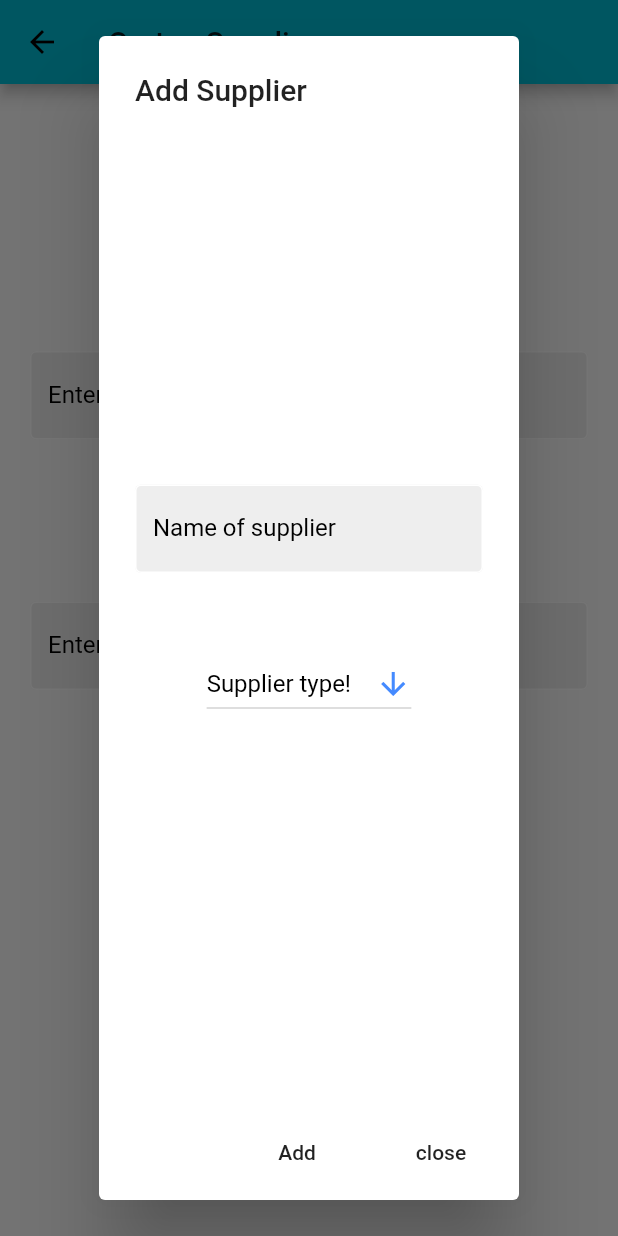
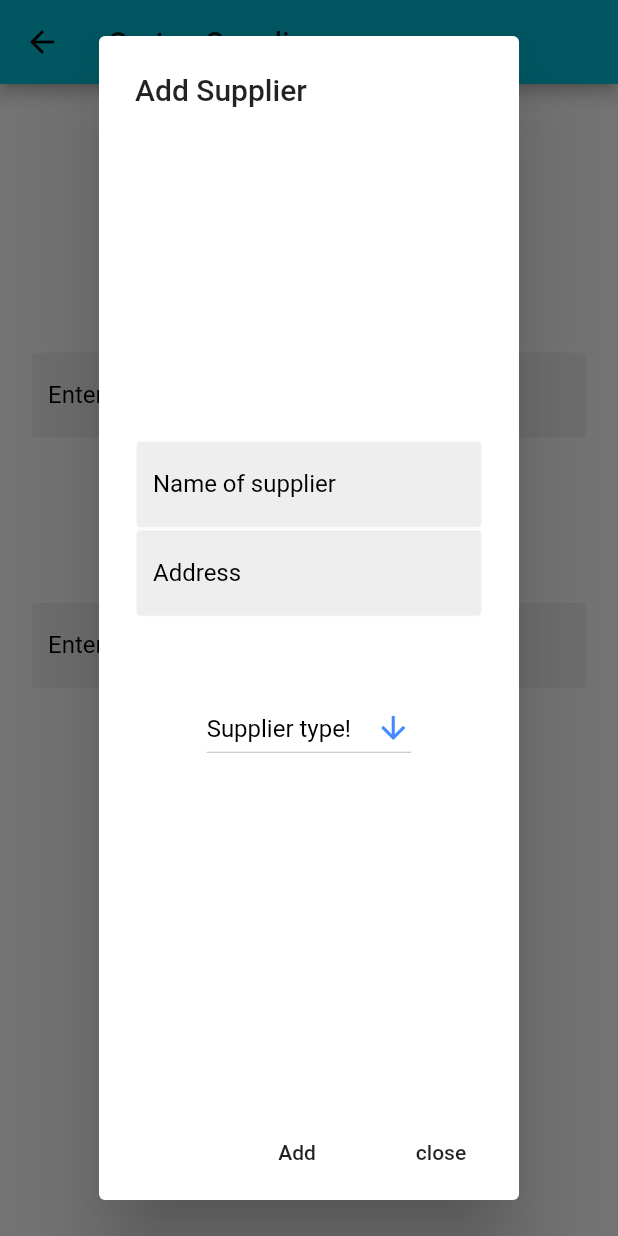
Before and after one commit to sambitraze/AARVI_TEXTILES, a Flutter app: the CartonSup screen opened by its route, after a tap on "Add Supplier", on a phone screen of 412 x 824 dp. Run offline on Flutter 3.47's test engine with Material 2 defaults, Android fonts, the phone set to English and light mode, and no system bars; our stand-ins replace cloud_firestore, datetime_picker_formfield, file_picker, firebase_auth, firebase_storage, flutter_datetime_picker and 1 more; missing offline and left inert: custom_splash; accounts and stored records are empty.

Commit message:
added address

```diff
--- a/lib/Screens/MerchandisingMang/SuppliersMangement/CartonSup.dart
+++ b/lib/Screens/MerchandisingMang/SuppliersMangement/CartonSup.dart
@@ -46,6 +46,7 @@ class _CartonSupState extends State<CartonSup> {
   final nonNominatedSupplierController = TextEditingController();
   String nominatedMessage = '';
   String nonNominatedMessage = '';
+  final addressController = TextEditingController();
 
   @override
   Widget build(BuildContext context) {
@@ -138,6 +139,11 @@ class _CartonSupState extends State<CartonSup> {
                                     print("$supplierName");
                                   },
                                 ),
+                                TextField(
+                                  controller: addressController,
+                                  decoration: TextFieldDec.inputDec('Address'),
+
+                                ),
                                 SizedBox(
                                   height: 50,
                                 ),
@@ -158,7 +164,8 @@ class _CartonSupState extends State<CartonSup> {
                                       'nominated': supplierType == 'Nominated'
                                           ? true
                                           : false,
-                                      'type': "Carton"
+                                      'type': "Carton",
+                                      'address': addressController.value.text
                                     });
                                   },
                                   child: Text('Add'),
--- a/lib/Screens/MerchandisingMang/SuppliersMangement/FabricSup.dart
+++ b/lib/Screens/MerchandisingMang/SuppliersMangement/FabricSup.dart
@@ -47,6 +47,7 @@ class _FabricSupState extends State<FabricSup> {
   final nonNominatedSupplierController = TextEditingController();
   String nominatedMessage = '';
   String nonNominatedMessage = '';
+  final addressController = TextEditingController();
 
   @override
   Widget build(BuildContext context) {
@@ -137,6 +138,10 @@ class _FabricSupState extends State<FabricSup> {
                                     print("$supplierName");
                                   },
                                 ),
+                                TextField(
+                                  controller: addressController,
+                                  decoration: TextFieldDec.inputDec("Address"),
+                                ),
                                 SizedBox(
                                   height: 50,
                                 ),
@@ -156,7 +161,8 @@ class _FabricSupState extends State<FabricSup> {
                                       'nominated': supplierType == 'Nominated'
                                           ? true
                                           : false,
-                                      'type':"Fabric"
+                                      'type':"Fabric",
+                                      'address':addressController.value.text
                                     });
                                   },
                                   child: Text('Add'),
--- a/lib/Screens/MerchandisingMang/SuppliersMangement/LabelTagSup.dart
+++ b/lib/Screens/MerchandisingMang/SuppliersMangement/LabelTagSup.dart
@@ -47,6 +47,7 @@ class _LabelTagSupState extends State<LabelTagSup> {
   final nonNominatedSupplierController = TextEditingController();
   String nominatedMessage = '';
   String nonNominatedMessage = '';
+  final addressController = TextEditingController();
 
   @override
   Widget build(BuildContext context) {
@@ -138,6 +139,7 @@ class _LabelTagSupState extends State<LabelTagSup> {
                                   print("$supplierName");
                                 },
                               ),
+                              TextField(controller: addressController,decoration: TextFieldDec.inputDec('Address'),),
                               SizedBox(
                                 height: 50,
                               ),
@@ -157,7 +159,8 @@ class _LabelTagSupState extends State<LabelTagSup> {
                                     'nominated': supplierType == 'Nominated'
                                         ? true
                                         : false,
-                                    'type':"Label"
+                                    'type':"Label",
+                                    'address':addressController.value.text
                                   });
                                 },
                                 child: Text('Add'),
--- a/lib/Screens/MerchandisingMang/SuppliersMangement/PolybagSup.dart
+++ b/lib/Screens/MerchandisingMang/SuppliersMangement/PolybagSup.dart
@@ -46,6 +46,8 @@ class _PolybagSupState extends State<PolybagSup> {
   final nonNominatedSupplierController = TextEditingController();
   String nominatedMessage = '';
   String nonNominatedMessage = '';
+  final addressController = TextEditingController();
+
   @override
   Widget build(BuildContext context) {
     return Scaffold(
@@ -130,6 +132,7 @@ class _PolybagSupState extends State<PolybagSup> {
                                         print("$supplierName");
                                       },
                                     ),
+                                    TextField(controller: addressController,decoration: TextFieldDec.inputDec("Address"),),
                                     SizedBox(height: 50,),
                                     _hintDown(),
                                   ],
@@ -148,7 +151,8 @@ class _PolybagSupState extends State<PolybagSup> {
                                           'nominated': supplierType == 'Nominated'
                                               ? true
                                               : false,
-                                          'type':"Polybag"
+                                          'type':"Polybag",
+                                          'address':addressController.value.text
                                         });
                                       },
                                       child: Text('Add'),
--- a/lib/Screens/MerchandisingMang/SuppliersMangement/TrimSup.dart
+++ b/lib/Screens/MerchandisingMang/SuppliersMangement/TrimSup.dart
@@ -46,6 +46,8 @@ class _TrimsupState extends State<Trimsup> {
   final nonNominatedSupplierController = TextEditingController();
   String nominatedMessage = '';
   String nonNominatedMessage = '';
+  final addressController = TextEditingController();
+
   @override
   Widget build(BuildContext context) {
     return Scaffold(
@@ -129,6 +131,10 @@ class _TrimsupState extends State<Trimsup> {
                                   print("$supplierName");
                                 },
                               ),
+                              TextField(
+                                controller: addressController,
+                                decoration: TextFieldDec.inputDec("Address"),
+                              ),
                               SizedBox(height: 80,),
                               _hintDown(),
                             ],
@@ -146,7 +152,8 @@ class _TrimsupState extends State<Trimsup> {
                                     'nominated': supplierType == 'Nominated'
                                         ? true
                                         : false,
-                                    'type':"Trim"
+                                    'type':"Trim",
+                                    'address':addressController.value.text
                                   });
                                 },
                                 child: Text('Add'),
```
